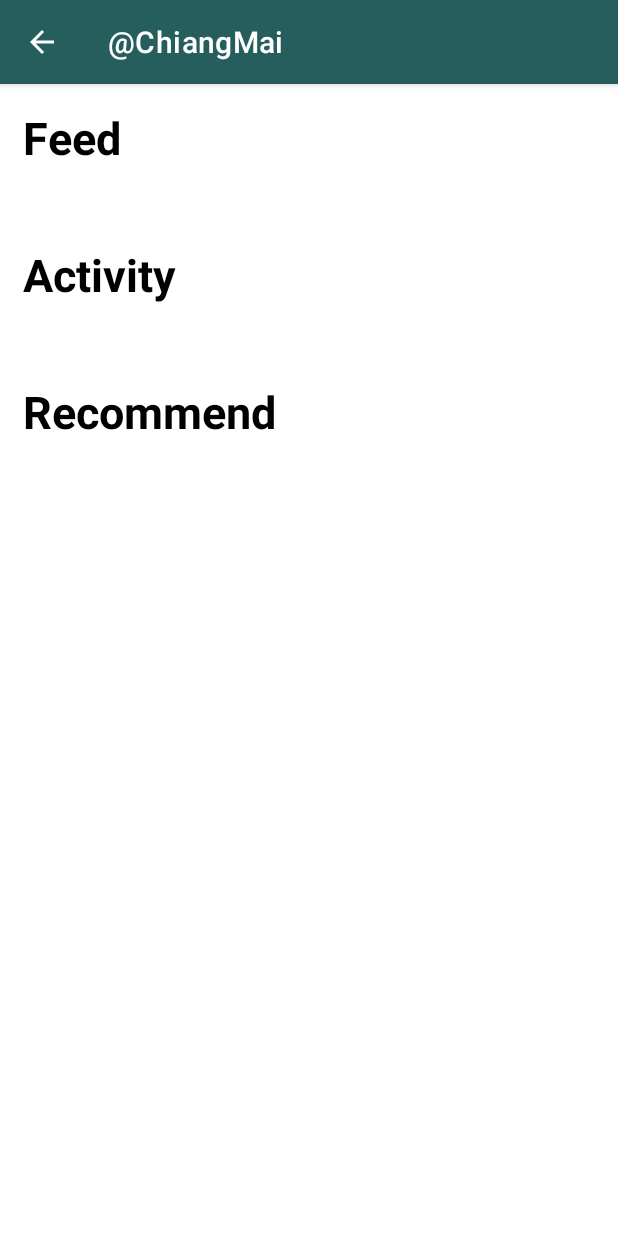
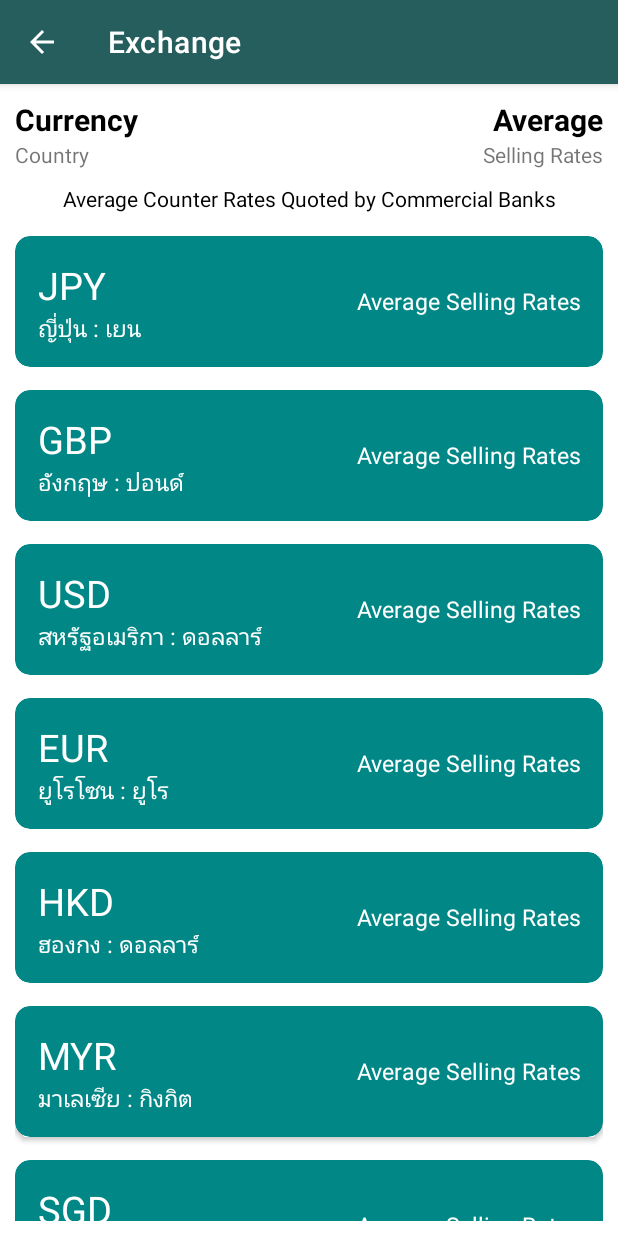
Before and after one commit to teamlove29/atChiangMai, an Android app: the screen it shows after launch (FeedActivity before the commit, ExchangeActivity after it), on a phone screen of 412 x 824 dp. Run offline under Robolectric (Android 15) with nearby library versions, the phone set to English and light mode, and no system bars.

Commit message:
create activity exchange

```diff
--- a/app/build.gradle
+++ b/app/build.gradle
@@ -36,9 +36,14 @@ android {
 
 dependencies {
 
+
     //Team Add
+    implementation 'com.squareup.retrofit2:retrofit:2.8.1'
+    implementation 'com.squareup.retrofit2:converter-gson:2.8.1'
+    implementation 'com.google.code.gson:gson:2.8.6'
     implementation 'com.squareup.picasso:picasso:2.71828'
     implementation 'co.metalab.asyncawait:asyncawait:1.0.0'
+    implementation 'org.jetbrains.kotlinx:kotlinx-coroutines-android:1.3.9'
 
     implementation "org.jetbrains.kotlin:kotlin-stdlib:$kotlin_version"
     implementation 'androidx.core:core-ktx:1.3.2'
--- /dev/null
+++ b/app/src/main/java/com/alw/atchiangmai/Adapter/ExchangeRecyclerAdapter.kt
@@ -0,0 +1,30 @@
+package com.alw.atchiangmai.Adapter
+
+import android.view.LayoutInflater
+import android.view.View
+import android.view.ViewGroup
+import androidx.recyclerview.widget.RecyclerView
+import com.alw.atchiangmai.Model.CurrencyData
+import com.alw.atchiangmai.R
+import kotlinx.android.synthetic.main.currency_list.view.*
+
+class ExchangeRecyclerAdapter(var currencyData: ArrayList<CurrencyData>) : RecyclerView.Adapter<ExchangeRecyclerAdapter.ExchangViewHolder>() {
+    class ExchangViewHolder(itemView: View) : RecyclerView.ViewHolder(itemView) {
+
+    }
+
+    override fun onCreateViewHolder(parent: ViewGroup, viewType: Int): ExchangViewHolder {
+        val view = LayoutInflater.from(parent.context).inflate(R.layout.currency_list,parent,false)
+        return ExchangViewHolder(view)
+    }
+
+    override fun onBindViewHolder(holder: ExchangViewHolder, position: Int) {
+        val currency = currencyData[position]
+        holder.itemView.textViewCurrency.text = currency.currency
+        holder.itemView.textViewCurrencyThai.text = currency.thaiCurrency
+    }
+
+    override fun getItemCount(): Int {
+        return currencyData.size
+    }
+}
--- /dev/null
+++ b/app/src/main/java/com/alw/atchiangmai/Model/CurrencyData.kt
@@ -0,0 +1,4 @@
+package com.alw.atchiangmai.Model
+
+
+data class CurrencyData(val currency: String, var thaiCurrency : String)
--- /dev/null
+++ b/app/src/main/java/com/alw/atchiangmai/api/Album.kt
@@ -0,0 +1,10 @@
+package com.alw.atchiangmai.api
+
+import com.google.gson.annotations.SerializedName
+
+data class Album(
+    val userId: Int,
+    val id:Int,
+    @SerializedName("title")
+    val album_name :String
+)
--- /dev/null
+++ b/app/src/main/java/com/alw/atchiangmai/api/ApiService.kt
@@ -0,0 +1,32 @@
+package com.alw.atchiangmai.api
+import retrofit2.Call
+import retrofit2.Retrofit
+import retrofit2.converter.gson.GsonConverterFactory
+import retrofit2.create
+import retrofit2.http.GET
+import retrofit2.http.Path
+import retrofit2.http.QueryMap
+
+val BASE_URL ="https://jsonplaceholder.typicode.com/"
+
+interface ApiService{
+    @GET("albums")
+    fun getAlbums() : Call<List<Album>>
+
+    @GET("albums/{id}")
+    fun getAlbum(@Path("id") id :Int ) : Call<Album>
+
+    @GET("albums/")
+    fun getUserIdFromAlbum(@QueryMap map : HashMap<String,String> ) : Call<Album>
+
+    companion object{
+       operator fun invoke() : ApiService{
+            return Retrofit.Builder()
+                .baseUrl(BASE_URL)
+                .addConverterFactory(GsonConverterFactory.create())
+                .build()
+                .create(ApiService::class.java)
+        }
+    }
+
+}
--- /dev/null
+++ b/app/src/main/java/com/alw/atchiangmai/ui/ExchangeActivity.kt
@@ -0,0 +1,93 @@
+package com.alw.atchiangmai.ui
+
+import androidx.appcompat.app.AppCompatActivity
+import android.os.Bundle
+import android.util.Log
+import androidx.recyclerview.widget.LinearLayoutManager
+import com.alw.atchiangmai.Adapter.ExchangeRecyclerAdapter
+import com.alw.atchiangmai.Model.CurrencyData
+import com.alw.atchiangmai.R
+import com.alw.atchiangmai.api.Album
+import com.alw.atchiangmai.api.ApiService
+import kotlinx.android.synthetic.main.activity_exchange.*
+import retrofit2.Call
+import retrofit2.Callback
+import retrofit2.Response
+
+class ExchangeActivity : AppCompatActivity() {
+    lateinit private var apiService: ApiService
+
+    override fun onCreate(savedInstanceState: Bundle?) {
+        supportActionBar!!.apply {
+            title = "Exchange"
+            setDisplayHomeAsUpEnabled(true)
+            setDisplayShowHomeEnabled(true)
+        }
+        super.onCreate(savedInstanceState)
+        setContentView(R.layout.activity_exchange)
+
+        val currencyList = ArrayList<CurrencyData>()
+        currencyList.add(CurrencyData("JPY","ญี่ปุ่น : เยน"))
+        currencyList.add(CurrencyData("GBP","อังกฤษ : ปอนด์"))
+        currencyList.add(CurrencyData("USD","สหรัฐอเมริกา : ดอลลาร์"))
+        currencyList.add(CurrencyData("EUR","ยูโรโซน : ยูโร"))
+        currencyList.add(CurrencyData("HKD","ฮองกง : ดอลลาร์"))
+        currencyList.add(CurrencyData("MYR","มาเลเซีย : กิงกิต"))
+        currencyList.add(CurrencyData("SGD","สิงคโปร์ : ดอลลาร์"))
+        currencyList.add(CurrencyData("CNY","จีน : ยวน"))
+
+        exchangeRecyclerView.adapter = ExchangeRecyclerAdapter(currencyList)
+        exchangeRecyclerView.layoutManager = LinearLayoutManager(this)
+
+
+//        apiService = ApiService()
+//        getAlbum(3)
+//        textView.text = "Wait...."
+//        getAlbums()
+
+    }
+
+
+
+    private fun getUserId(){
+        val hashMap = hashMapOf<String,String>()
+        hashMap.put("userId","3")
+        var call = apiService.getUserIdFromAlbum(hashMap)
+
+    }
+
+    private fun getAlbum(id:Int){
+        val call = apiService.getAlbum(id)
+        call.enqueue(object:Callback<Album>{
+            override fun onFailure(call: Call<Album>, t: Throwable) {
+                Log.e("API","$t.message")
+            }
+            override fun onResponse(call: Call<Album>, response: Response<Album>) {
+                val list = response.body()
+                    val msg = "id: ${list!!.id} \n userId: ${list!!.userId} \n title: ${list!!.album_name}"
+//                    textView.text = msg
+            }
+
+        })
+    }
+
+    private fun getAlbums(){
+        val call = apiService.getAlbums()
+
+        call.enqueue(object:Callback<List<Album>>{
+            override fun onResponse(call: Call<List<Album>>, response: Response<List<Album>>) {
+                val list = response.body()
+                for (i in 0 until list!!.size){
+                    val msg = "id: ${list[i].id} \n userId: ${list[i].userId} \n title: ${list[i].album_name}"
+//                    textView.append(msg)
+                }
+            }
+
+            override fun onFailure(call: Call<List<Album>>, t: Throwable) {
+                Log.e("API","$t.message")
+            }
+
+        })
+    }
+
+}
--- a/app/src/main/java/com/alw/atchiangmai/ui/FeedActivity.kt
+++ b/app/src/main/java/com/alw/atchiangmai/ui/FeedActivity.kt
@@ -1,6 +1,5 @@
 package com.alw.atchiangmai.ui
 
-import android.os.AsyncTask
 import android.os.Bundle
 import android.util.Log
 import android.widget.Toast
@@ -14,8 +13,9 @@ import com.alw.atchiangmai.R
 import com.google.firebase.auth.FirebaseAuth
 import com.google.firebase.firestore.FirebaseFirestore
 import kotlinx.android.synthetic.main.activity_feed.*
+import kotlinx.coroutines.*
+import kotlinx.coroutines.Dispatchers.IO
 import java.io.IOException
-
 
 
 class FeedActivity : AppCompatActivity(),onNoteCLickListener{
@@ -25,7 +25,7 @@ class FeedActivity : AppCompatActivity(),onNoteCLickListener{
     private val itemsGroup = ArrayList<ItemGroupFeed>()
     private val itemDataFeed = ArrayList<ItemDataFeed>()
     private val itemDataActivity = ArrayList<ItemDataFeed>()
-    private val itemDataRecom = ArrayList<ItemDataFeed>()
+    private val itemDataRecommend = ArrayList<ItemDataFeed>()
 
     private val db = FirebaseFirestore.getInstance()
     override fun onCreate(savedInstanceState: Bundle?) {
@@ -53,16 +53,21 @@ class FeedActivity : AppCompatActivity(),onNoteCLickListener{
                     }
                 }
 
-        val collectionFirebase = arrayListOf<String>("feed","activity","recommend")
+        val collectionFirebase = arrayListOf<String>("feed", "activity", "recommend")
+
+                CoroutineScope(IO).launch {
                     for (value in collectionFirebase){
-            val loadDataOnFirebase = LoadDataOnFirebase(value)
-            loadDataOnFirebase.execute()
+                        getResult(value)
+                    }
 
                 }
+
+//            val loadDataOnFirebase = LoadDataOnFirebase(value)
+//            loadDataOnFirebase.execute()
     }
 
-inner class LoadDataOnFirebase(var collection : String) : AsyncTask<String,String,String>(){
-    override fun doInBackground(vararg params: String?): String {
+    private suspend fun getResult(collection : String) : String {
+            return withContext(Dispatchers.IO) {
                 try {
                     db.collection(collection)
                             .get()
@@ -72,36 +77,40 @@ inner class LoadDataOnFirebase(var collection : String) : AsyncTask<String,Strin
                                     val title = document.getString("name")
                                     val description = document.getString("des")
                                     when(collection){
-                               "feed" ->  itemDataFeed.add(ItemDataFeed("$image", "$title", "$description"))
+                                        "feed" -> itemDataFeed.add(ItemDataFeed("$image", "$title", "$description"))
                                         "activity" -> itemDataActivity.add(ItemDataFeed("$image", "$title", "$description"))
-                               "recommend" ->  itemDataRecom.add(ItemDataFeed("$image", "$title", "$description"))
+                                        "recommend" -> itemDataRecommend.add(ItemDataFeed("$image", "$title", "$description"))
                                     }
                                 }
                                 when(collection){
                                     "feed" -> itemsGroup.add(ItemGroupFeed("Feed", itemDataFeed))
                                     "activity" -> itemsGroup.add(ItemGroupFeed("Activity", itemDataActivity))
-                           "recommend" -> itemsGroup.add(ItemGroupFeed("Recommend", itemDataRecom))
+                                    "recommend" -> itemsGroup.add(ItemGroupFeed("Recommend", itemDataRecommend))
                                 }
                                 feedRecyclerViewPage.adapter = GroupFeedAdapter(itemsGroup, this@FeedActivity)
                                 feedRecyclerViewPage.layoutManager = LinearLayoutManager(this@FeedActivity)
-
                             }
                             .addOnFailureListener { exception ->
                                 Log.d("error", "Error getting documents: ", exception)
                             }
-
-           return collection
-       }catch (ioe:IOException){
-           return ""
+                    collection
+                }catch (ioe: IOException){
+                    collection
+                }
             }
     }
 
-    override fun onPostExecute(result: String?) {
-        super.onPostExecute(result)
 
-    }
-}
-
+// inner class LoadDataOnFirebase(var collection : String) : AsyncTask<String,String,String>(){
+//    override fun doInBackground(vararg params: String?): String {
+//       return ""
+//    }
+//
+//    override fun onPostExecute(result: String?) {
+//        super.onPostExecute(result)
+//
+//    }
+//}
 
     override fun onClick(postion: Int) {
 //        val intent = Intent(this,FeedActivity::class.java)
--- /dev/null
+++ b/app/src/main/res/layout/activity_exchange.xml
@@ -0,0 +1,66 @@
+<?xml version="1.0" encoding="utf-8"?>
+<LinearLayout
+    xmlns:android="http://schemas.android.com/apk/res/android"
+    xmlns:app="http://schemas.android.com/apk/res-auto"
+    xmlns:tools="http://schemas.android.com/tools"
+    android:padding="10dp"
+    android:orientation="vertical"
+    android:layout_width="match_parent"
+    android:layout_height="match_parent"
+    tools:context=".ui.ExchangeActivity">
+
+<RelativeLayout
+    android:layout_width="match_parent"
+    android:layout_height="wrap_content"
+    >
+    <TextView
+        android:id="@+id/textViewCurrency"
+        android:layout_width="wrap_content"
+        android:layout_height="wrap_content"
+        android:text="Currency"
+        android:textSize="20dp"
+        android:textStyle="bold"
+        android:textColor="@color/black"/>
+
+    <TextView
+        android:id="@+id/textViewAverage"
+        android:layout_alignParentRight="true"
+        android:layout_width="wrap_content"
+        android:layout_height="wrap_content"
+        android:text="Average"
+        android:textSize="20dp"
+        android:textStyle="bold"
+        android:textColor="@color/black"/>
+
+    <TextView
+        android:layout_width="wrap_content"
+        android:layout_height="wrap_content"
+        android:layout_below="@+id/textViewCurrency"
+        android:text="Country"/>
+
+    <TextView
+        android:layout_width="wrap_content"
+        android:layout_height="wrap_content"
+        android:layout_below="@+id/textViewAverage"
+        android:layout_alignParentRight="true"
+        android:text="Selling Rates"/>
+
+</RelativeLayout>
+
+
+    <TextView
+        android:layout_width="match_parent"
+        android:layout_height="wrap_content"
+        android:gravity="center"
+        android:layout_marginTop="10dp"
+        android:textColor="@color/black"
+        android:text="Average Counter Rates Quoted by Commercial Banks"/>
+
+    <androidx.recyclerview.widget.RecyclerView
+        android:id="@+id/exchangeRecyclerView"
+        android:layout_marginTop="15dp"
+        android:layout_width="match_parent"
+        android:layout_height="wrap_content" />
+
+
+</LinearLayout>
--- /dev/null
+++ b/app/src/main/res/layout/currency_list.xml
@@ -0,0 +1,55 @@
+<?xml version="1.0" encoding="utf-8"?>
+
+<androidx.cardview.widget.CardView xmlns:android="http://schemas.android.com/apk/res/android"
+    android:layout_width="match_parent"
+    android:layout_height="wrap_content"
+    xmlns:app="http://schemas.android.com/apk/res-auto"
+    app:cardCornerRadius="10dp"
+    android:layout_marginBottom="15dp"
+    app:cardBackgroundColor="@color/teal_700">
+
+<LinearLayout
+    android:orientation="vertical"
+    android:layout_width="match_parent"
+    android:layout_height="match_parent"
+    >
+
+
+    <RelativeLayout
+        android:layout_width="match_parent"
+        android:layout_height="match_parent"
+        android:layout_margin="15dp">
+
+        <TextView
+            android:id="@+id/textViewCurrency"
+            android:layout_width="wrap_content"
+            android:layout_height="wrap_content"
+            android:textColor="@color/white"
+            android:textSize="25dp"
+            android:text="Currency"/>
+
+        <TextView
+            android:layout_below="@+id/textViewCurrency"
+            android:id="@+id/textViewCurrencyThai"
+            android:layout_width="wrap_content"
+            android:layout_height="wrap_content"
+            android:textColor="@color/white"
+            android:textSize="15dp"
+            android:text="ค่าเงิน : สกุลเงิน (ตัวย่อค่าเงิน)"/>
+
+
+        <TextView
+            android:id="@+id/textViewAverageSell"
+            android:layout_width="wrap_content"
+            android:layout_height="wrap_content"
+            android:gravity="center"
+            android:layout_centerVertical="true"
+            android:layout_alignParentRight="true"
+            android:textColor="@color/white"
+            android:textSize="15dp"
+            android:text="Average Selling Rates"/>
+
+    </RelativeLayout>
+
+</LinearLayout>
+</androidx.cardview.widget.CardView>
--- a/app/src/main/res/layout/feed_group.xml
+++ b/app/src/main/res/layout/feed_group.xml
@@ -26,6 +26,7 @@
         android:layout_height="wrap_content"
         android:orientation="horizontal"
         app:layoutManager="androidx.recyclerview.widget.LinearLayoutManager"
+        tools:listitem="@layout/feed_list"
         />
 
 
```
Also changed, not shown: app/src/main/AndroidManifest.xml (+6 -4 lines). Lines whose indentation alone changed are shown as unchanged.
